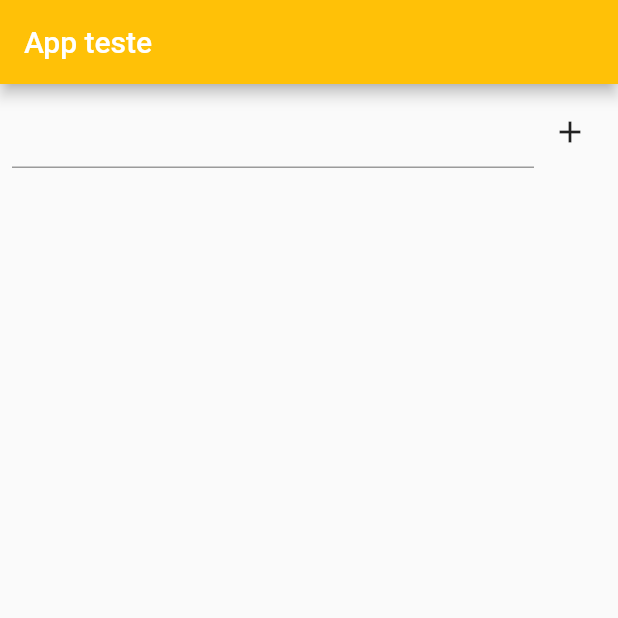
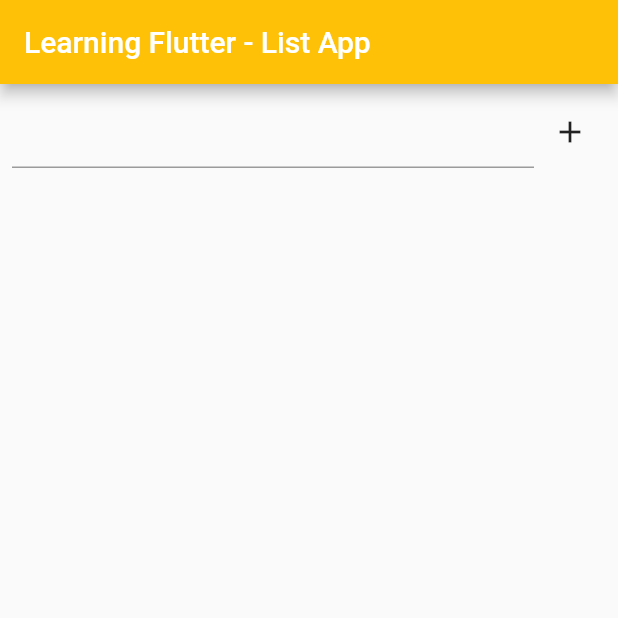
Before and after one commit to Gabriel-S-Souza/learning_flutter_first_project, a Flutter app: the screen it shows after launch, on a phone screen of 412 x 824 dp, the top half of it. Run offline on Flutter 3.47's test engine with Material 2 defaults, Android fonts, the phone set to English and light mode, and no system bars.

Commit message:
Update the title app

```diff
--- a/lib/main.dart
+++ b/lib/main.dart
@@ -33,7 +33,7 @@
   Widget build(BuildContext context) {
     return Scaffold(
         appBar: AppBar(
-          title: const Text("App teste"),
+          title: const Text("Learning Flutter - List App"),
           backgroundColor: Colors.amber,
         ),
         body: Column(
```
